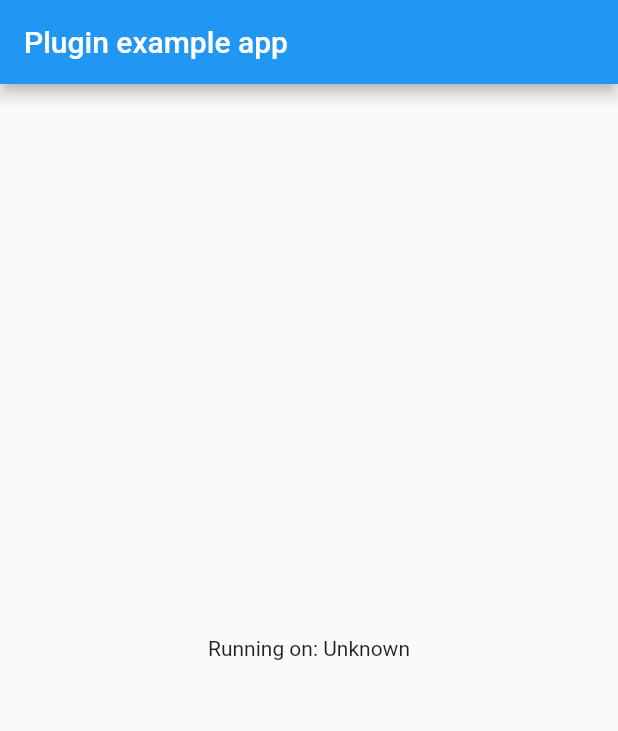
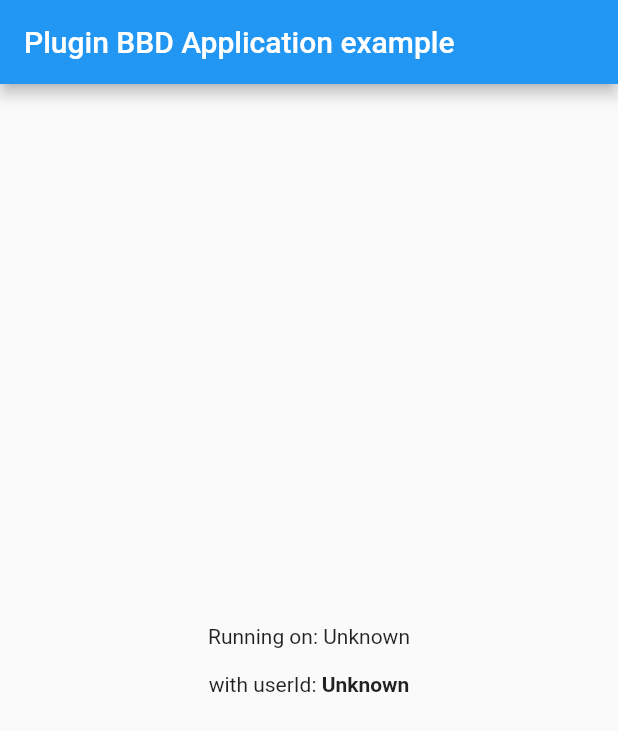
Before and after one commit to oli06/flutter_plugin_bbd_application, a Flutter app: the screen it shows after launch, on a phone screen of 412 x 824 dp. Shown: the top 731 px of the screen. Run offline on Flutter 3.47's test engine with Material 2 defaults, Android fonts, the phone set to English and light mode, and no system bars.

Commit message:
update example

```diff
--- a/example/lib/main.dart
+++ b/example/lib/main.dart
@@ -13,6 +13,7 @@ class MyApp extends StatefulWidget {
 
 class _MyAppState extends State<MyApp> {
   String _platformVersion = 'Unknown';
+  String _userId = 'Unknown';
 
   @override
   void initState() {
@@ -23,9 +24,11 @@ class _MyAppState extends State<MyApp> {
   // Platform messages are asynchronous, so we initialize in an async method.
   Future<void> initPlatformState() async {
     String platformVersion;
+    Map<String, dynamic> appConfig;
     // Platform messages may fail, so we use a try/catch PlatformException.
     try {
-      platformVersion = await FlutterPluginBbdApplication.bbdUserId2;
+      platformVersion = await FlutterPluginBbdApplication.getVersion;
+      appConfig = await FlutterPluginBbdApplication.getApplicationConfig;
     } on PlatformException {
       platformVersion = 'Failed to get platform version.';
     }
@@ -37,6 +40,7 @@ class _MyAppState extends State<MyApp> {
 
     setState(() {
       _platformVersion = platformVersion;
+      _userId = appConfig['userId'];
     });
   }
 
@@ -45,10 +49,25 @@ class _MyAppState extends State<MyApp> {
     return MaterialApp(
       home: Scaffold(
         appBar: AppBar(
-          title: const Text('Plugin example app'),
+          title: const Text('Plugin BBD Application example'),
         ),
         body: Center(
-          child: Text('Running on: $_platformVersion\n'),
+          child: Column(
+            mainAxisAlignment: MainAxisAlignment.center,
+            children: <Widget>[
+              Text('Running on: $_platformVersion\n'),
+              Row(
+                mainAxisAlignment: MainAxisAlignment.center,
+                children: <Widget>[
+                  Text('with userId: '),
+                  Text(
+                    '$_userId',
+                    style: TextStyle(fontWeight: FontWeight.bold),
+                  )
+                ],
+              ),
+            ],
+          ),
         ),
       ),
     );
--- a/example/pubspec.yaml
+++ b/example/pubspec.yaml
@@ -9,6 +9,7 @@ dependencies:
   flutter:
     sdk: flutter
 
+  flutter_plugin_bbd_base: ^0.1.1
   # The following adds the Cupertino Icons font to your application.
   # Use with the CupertinoIcons class for iOS style icons.
   cupertino_icons: ^0.1.2
--- a/lib/flutter_plugin_bbd_application.dart
+++ b/lib/flutter_plugin_bbd_application.dart
@@ -5,11 +5,6 @@ import 'package:flutter/services.dart';
 class FlutterPluginBbdApplication {
   static const MethodChannel _channel =
       const MethodChannel('flutter_plugin_bbd_application');
-
-  static Future<String> get bbdUserId2 async {
-    final String userId = await _channel.invokeMethod('getUserId2');
-    return userId;
-  }
 
   static void showPreferenceUI() {
     _channel.invokeMethod('showPreferenceUI');
@@ -19,10 +14,10 @@ class FlutterPluginBbdApplication {
     return await _channel.invokeMethod('getVersion');
   }
 
-  static Future<List<String>> get getApplicationConfig async {
-    final List<String> data =
+  static Future<Map<String, dynamic>> get getApplicationConfig async {
+    Map<dynamic, dynamic> result =
         await _channel.invokeMethod('getApplicationConfig');
 
-    return data;
+    return Future.value(new Map<String, dynamic>.from(result));
   }
 }
```
Also changed, not shown: example/pubspec.lock, 4 other files.
